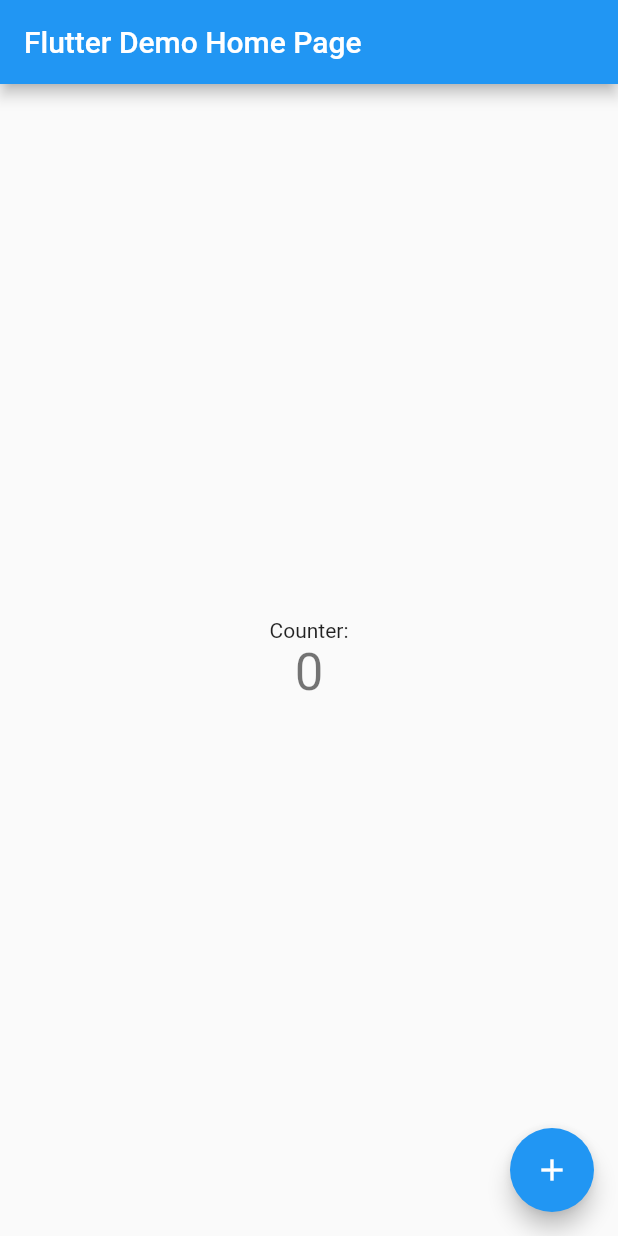
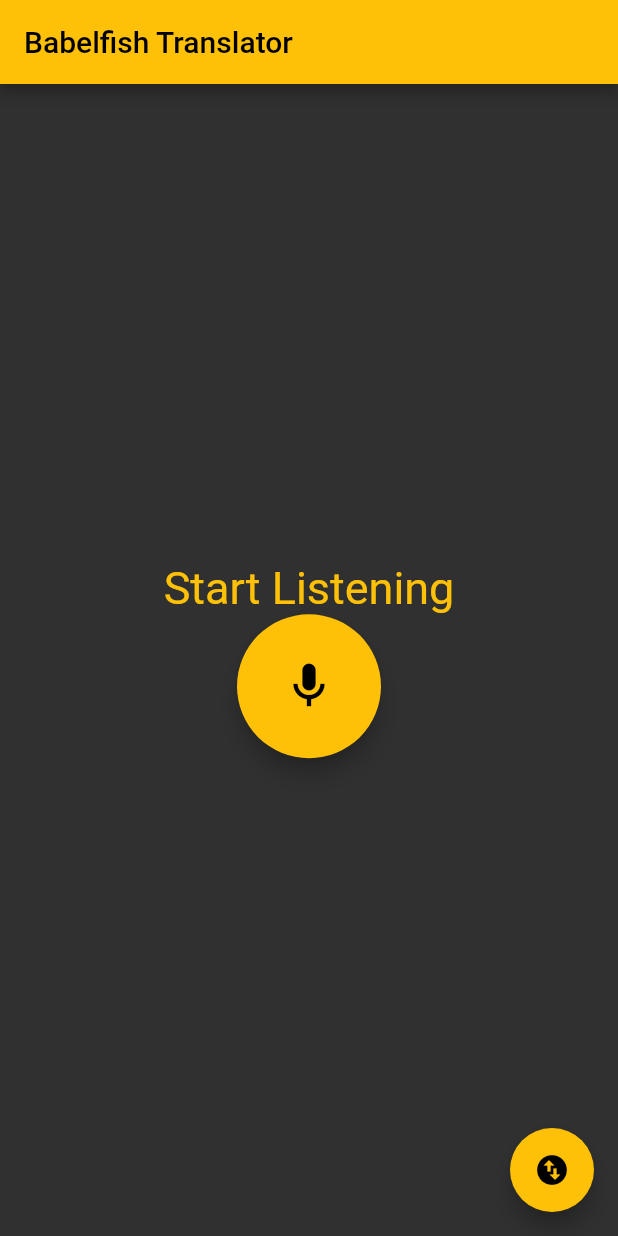
Before and after one commit to hairjd2/babelfish, a Flutter app: the screen it shows after launch, on a phone screen of 412 x 824 dp. Run offline on Flutter 3.47's test engine with Material 2 defaults, Android fonts, the phone set to English and light mode, and no system bars.

Commit message:
Initial Changes to App
Started adding a 'Start listening' button. Working on http connection.

```diff
--- a/app/babel_fish/lib/main.dart
+++ b/app/babel_fish/lib/main.dart
@@ -1,3 +1,5 @@
+// ignore_for_file: prefer_const_constructors
+
 import 'package:flutter/material.dart';
 
 void main() {
@@ -22,9 +24,10 @@
         // or simply save your changes to "hot reload" in a Flutter IDE).
         // Notice that the counter didn't reset back to zero; the application
         // is not restarted.
-        primarySwatch: Colors.blue,
+        primarySwatch: Colors.amber,
+        scaffoldBackgroundColor: Colors.grey[850],
       ),
-      home: const MyHomePage(title: 'Flutter Demo Home Page'),
+      home: const MyHomePage(title: 'Babelfish Translator'),
     );
   }
 }
@@ -48,7 +51,7 @@
 }
 
 class _MyHomePageState extends State<MyHomePage> {
-  int _counter = 0;
+  // int _counter = 0;
 
   void _incrementCounter() {
     setState(() {
@@ -57,7 +60,7 @@
       // so that the display can reflect the updated values. If we changed
       // _counter without calling setState(), then the build method would not be
       // called again, and so nothing would appear to happen.
-      _counter++;
+      //_counter++;
     });
   }
 
@@ -94,21 +97,29 @@
           // axis because Columns are vertical (the cross axis would be
           // horizontal).
           mainAxisAlignment: MainAxisAlignment.center,
+          // ignore: prefer_const_literals_to_create_immutables
           children: <Widget>[
-            const Text(
-              'Counter:',
+            Text(
+              'Start Listening',
+              style: TextStyle(
+                fontSize: 30,
+                color: Colors.amber,
+              ),
             ),
-            Text(
-              '$_counter',
-              style: Theme.of(context).textTheme.headline4,
-            ),
+            FloatingActionButton.large(
+              onPressed: _incrementCounter,
+              child: const Icon(
+                Icons.mic_sharp,
+                color: Colors.black,
+              ),
+            )
           ],
         ),
       ),
       floatingActionButton: FloatingActionButton(
         onPressed: _incrementCounter,
         tooltip: 'Increment',
-        child: const Icon(Icons.add),
+        child: const Icon(Icons.swap_vertical_circle, color: Colors.black),
       ), // This trailing comma makes auto-formatting nicer for build methods.
     );
   }
--- a/app/babel_fish/pubspec.yaml
+++ b/app/babel_fish/pubspec.yaml
@@ -29,6 +29,7 @@
 dependencies:
   flutter:
     sdk: flutter
+  http: ^0.12.0+4
 
 
   # The following adds the Cupertino Icons font to your application.
```
Also changed, not shown: app/babel_fish/pubspec.lock, 1 other file.
